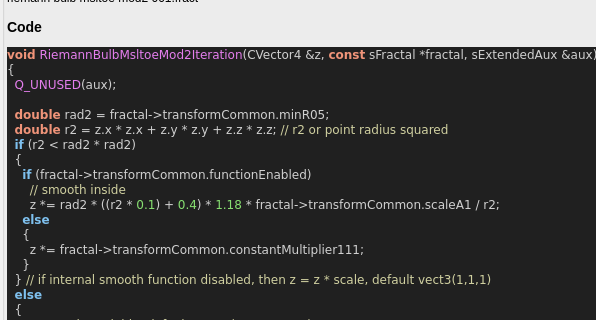
The window that mandelbulber2/formula/ui/fractal_riemann_bulb_msltoe_mod2.ui (buddhi1980/mandelbulber2) describes before a commit, drawn with Qt 5; both pictures show x 0 to 596 and y 507 to 827 of the 864 by 1325 pixel window.
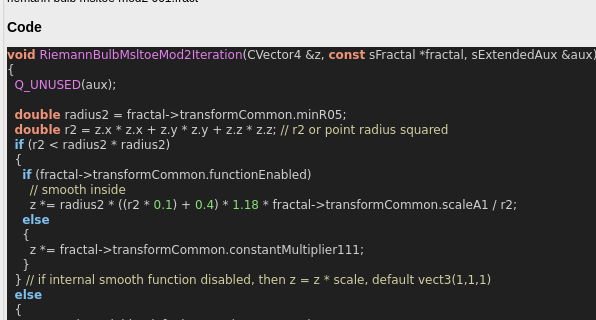
The same window after the commit. Custom widgets are drawn as their Qt base class.

```diff
--- a/mandelbulber2/formula/ui/fractal_riemann_bulb_msltoe_mod2.ui
+++ b/mandelbulber2/formula/ui/fractal_riemann_bulb_msltoe_mod2.ui
@@ -847,13 +847,13 @@
 &lt;span style=&quot;color:#d0d0d0&quot;&gt;{&lt;/span&gt;
   &lt;span style=&quot;color:#e47eed&quot;&gt;Q_UNUSED&lt;/span&gt;&lt;span style=&quot;color:#d0d0d0&quot;&gt;(&lt;/span&gt;aux&lt;span style=&quot;color:#d0d0d0&quot;&gt;);&lt;/span&gt;
 
-  &lt;span style=&quot;color:#f09479; font-weight:bold&quot;&gt;double&lt;/span&gt; rad2 &lt;span style=&quot;color:#d0d0d0&quot;&gt;=&lt;/span&gt; fractal&lt;span style=&quot;color:#d0d0d0&quot;&gt;-&amp;gt;&lt;/span&gt;transformCommon&lt;span style=&quot;color:#d0d0d0&quot;&gt;.&lt;/span&gt;minR05&lt;span style=&quot;color:#d0d0d0&quot;&gt;;&lt;/span&gt;
+  &lt;span style=&quot;color:#f09479; font-weight:bold&quot;&gt;double&lt;/span&gt; radius2 &lt;span style=&quot;color:#d0d0d0&quot;&gt;=&lt;/span&gt; fractal&lt;span style=&quot;color:#d0d0d0&quot;&gt;-&amp;gt;&lt;/span&gt;transformCommon&lt;span style=&quot;color:#d0d0d0&quot;&gt;.&lt;/span&gt;minR05&lt;span style=&quot;color:#d0d0d0&quot;&gt;;&lt;/span&gt;
   &lt;span style=&quot;color:#f09479; font-weight:bold&quot;&gt;double&lt;/span&gt; r2 &lt;span style=&quot;color:#d0d0d0&quot;&gt;=&lt;/span&gt; z&lt;span style=&quot;color:#d0d0d0&quot;&gt;.&lt;/span&gt;x &lt;span style=&quot;color:#d0d0d0&quot;&gt;*&lt;/span&gt; z&lt;span style=&quot;color:#d0d0d0&quot;&gt;.&lt;/span&gt;x &lt;span style=&quot;color:#d0d0d0&quot;&gt;+&lt;/span&gt; z&lt;span style=&quot;color:#d0d0d0&quot;&gt;.&lt;/span&gt;y &lt;span style=&quot;color:#d0d0d0&quot;&gt;*&lt;/span&gt; z&lt;span style=&quot;color:#d0d0d0&quot;&gt;.&lt;/span&gt;y &lt;span style=&quot;color:#d0d0d0&quot;&gt;+&lt;/span&gt; z&lt;span style=&quot;color:#d0d0d0&quot;&gt;.&lt;/span&gt;z &lt;span style=&quot;color:#d0d0d0&quot;&gt;*&lt;/span&gt; z&lt;span style=&quot;color:#d0d0d0&quot;&gt;.&lt;/span&gt;z&lt;span style=&quot;color:#d0d0d0&quot;&gt;;&lt;/span&gt; &lt;span style=&quot;color:#d0d0a0&quot;&gt;// r2 or point radius squared&lt;/span&gt;
-  &lt;span style=&quot;color:#7ec0ee; font-weight:bold&quot;&gt;if&lt;/span&gt; &lt;span style=&quot;color:#d0d0d0&quot;&gt;(&lt;/span&gt;r2 &lt;span style=&quot;color:#d0d0d0&quot;&gt;&amp;lt;&lt;/span&gt; rad2 &lt;span style=&quot;color:#d0d0d0&quot;&gt;*&lt;/span&gt; rad2&lt;span style=&quot;color:#d0d0d0&quot;&gt;)&lt;/span&gt;
+  &lt;span style=&quot;color:#7ec0ee; font-weight:bold&quot;&gt;if&lt;/span&gt; &lt;span style=&quot;color:#d0d0d0&quot;&gt;(&lt;/span&gt;r2 &lt;span style=&quot;color:#d0d0d0&quot;&gt;&amp;lt;&lt;/span&gt; radius2 &lt;span style=&quot;color:#d0d0d0&quot;&gt;*&lt;/span&gt; radius2&lt;span style=&quot;color:#d0d0d0&quot;&gt;)&lt;/span&gt;
   &lt;span style=&quot;color:#d0d0d0&quot;&gt;{&lt;/span&gt;
     &lt;span style=&quot;color:#7ec0ee; font-weight:bold&quot;&gt;if&lt;/span&gt; &lt;span style=&quot;color:#d0d0d0&quot;&gt;(&lt;/span&gt;fractal&lt;span style=&quot;color:#d0d0d0&quot;&gt;-&amp;gt;&lt;/span&gt;transformCommon&lt;span style=&quot;color:#d0d0d0&quot;&gt;.&lt;/span&gt;functionEnabled&lt;span style=&quot;color:#d0d0d0&quot;&gt;)&lt;/span&gt;
       &lt;span style=&quot;color:#d0d0a0&quot;&gt;// smooth inside&lt;/span&gt;
-      z &lt;span style=&quot;color:#d0d0d0&quot;&gt;*=&lt;/span&gt; rad2 &lt;span style=&quot;color:#d0d0d0&quot;&gt;* ((&lt;/span&gt;r2 &lt;span style=&quot;color:#d0d0d0&quot;&gt;*&lt;/span&gt; &lt;span style=&quot;color:#87df71&quot;&gt;0.1&lt;/span&gt;&lt;span style=&quot;color:#d0d0d0&quot;&gt;) +&lt;/span&gt; &lt;span style=&quot;color:#87df71&quot;&gt;0.4&lt;/span&gt;&lt;span style=&quot;color:#d0d0d0&quot;&gt;) *&lt;/span&gt; &lt;span style=&quot;color:#87df71&quot;&gt;1.18&lt;/span&gt; &lt;span style=&quot;color:#d0d0d0&quot;&gt;*&lt;/span&gt; fractal&lt;span style=&quot;color:#d0d0d0&quot;&gt;-&amp;gt;&lt;/span&gt;transformCommon&lt;span style=&quot;color:#d0d0d0&quot;&gt;.&lt;/span&gt;scaleA1 &lt;span style=&quot;color:#d0d0d0&quot;&gt;/&lt;/span&gt; r2&lt;span style=&quot;color:#d0d0d0&quot;&gt;;&lt;/span&gt;
+      z &lt;span style=&quot;color:#d0d0d0&quot;&gt;*=&lt;/span&gt; radius2 &lt;span style=&quot;color:#d0d0d0&quot;&gt;* ((&lt;/span&gt;r2 &lt;span style=&quot;color:#d0d0d0&quot;&gt;*&lt;/span&gt; &lt;span style=&quot;color:#87df71&quot;&gt;0.1&lt;/span&gt;&lt;span style=&quot;color:#d0d0d0&quot;&gt;) +&lt;/span&gt; &lt;span style=&quot;color:#87df71&quot;&gt;0.4&lt;/span&gt;&lt;span style=&quot;color:#d0d0d0&quot;&gt;) *&lt;/span&gt; &lt;span style=&quot;color:#87df71&quot;&gt;1.18&lt;/span&gt; &lt;span style=&quot;color:#d0d0d0&quot;&gt;*&lt;/span&gt; fractal&lt;span style=&quot;color:#d0d0d0&quot;&gt;-&amp;gt;&lt;/span&gt;transformCommon&lt;span style=&quot;color:#d0d0d0&quot;&gt;.&lt;/span&gt;scaleA1 &lt;span style=&quot;color:#d0d0d0&quot;&gt;/&lt;/span&gt; r2&lt;span style=&quot;color:#d0d0d0&quot;&gt;;&lt;/span&gt;
     &lt;span style=&quot;color:#7ec0ee; font-weight:bold&quot;&gt;else&lt;/span&gt;
     &lt;span style=&quot;color:#d0d0d0&quot;&gt;{&lt;/span&gt;
       z &lt;span style=&quot;color:#d0d0d0&quot;&gt;*=&lt;/span&gt; fractal&lt;span style=&quot;color:#d0d0d0&quot;&gt;-&amp;gt;&lt;/span&gt;transformCommon&lt;span style=&quot;color:#d0d0d0&quot;&gt;.&lt;/span&gt;constantMultiplier111&lt;span style=&quot;color:#d0d0d0&quot;&gt;;&lt;/span&gt;
```
